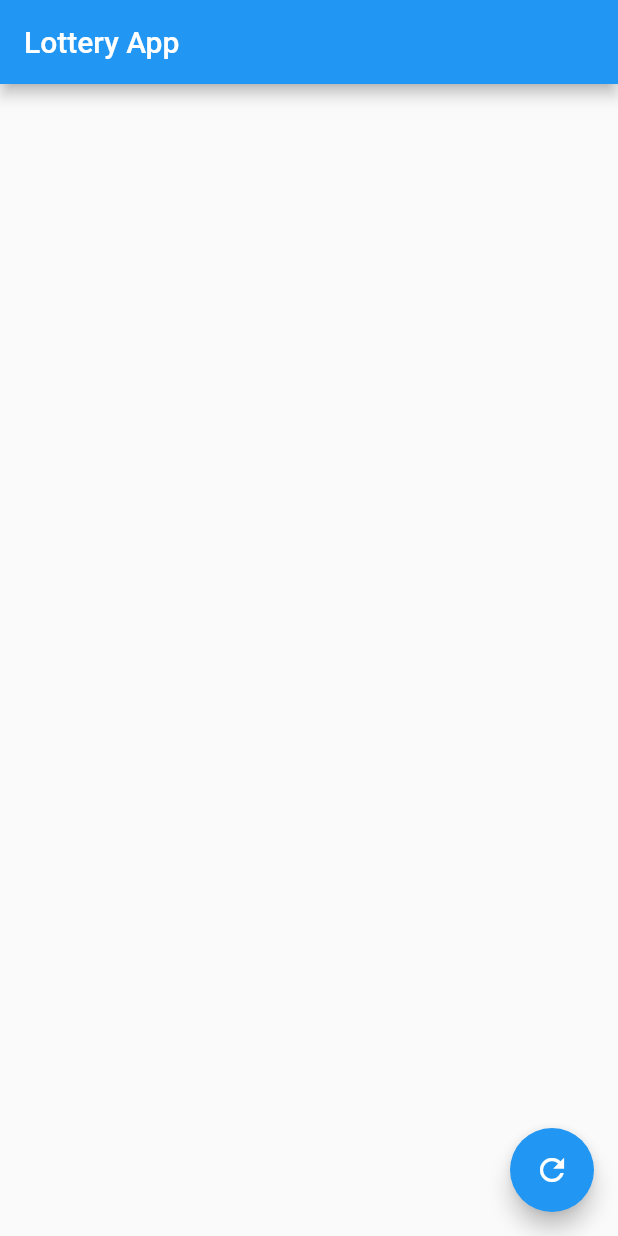
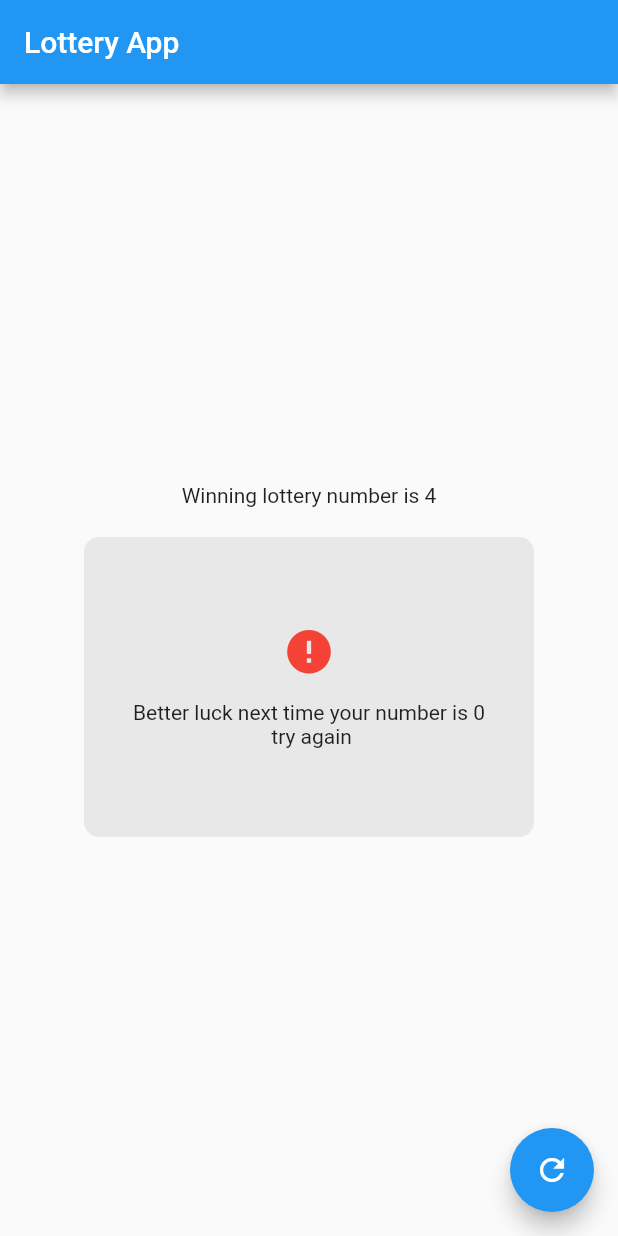
Before and after one commit to MeharFTech/1-Lottery-App-Flutter, a Flutter app: the screen it shows after launch, after a tap on the "refresh" icon, on a phone screen of 412 x 824 dp. Run offline on Flutter 3.47's test engine with Material 2 defaults, Android fonts, the phone set to English and light mode, and no system bars.

Commit message:
This is my first Commit

```diff
--- a/lib/main.dart
+++ b/lib/main.dart
@@ -1,4 +1,5 @@
 import 'package:flutter/material.dart';
+import 'dart:math';
 
 void main() {
   runApp(const MyApp());
@@ -12,6 +13,8 @@ class MyApp extends StatefulWidget {
 }
 
 class _MyAppState extends State<MyApp> {
+  Random random = Random();
+  int x = 0;
   @override
   Widget build(BuildContext context) {
     return MaterialApp(
@@ -20,11 +23,66 @@ class _MyAppState extends State<MyApp> {
           title: const Text('Lottery App'),
         ),
         body: Column(
-          children: [],
+          mainAxisAlignment: MainAxisAlignment.center,
+          children: [
+            const Center(child: Text('Winning lottery number is 4')),
+            const SizedBox(
+              height: 20,
+            ),
+            Container(
+              height: 200,
+              width: 300,
+              decoration: BoxDecoration(
+                  color: Colors.grey.withOpacity(.2),
+                  borderRadius: BorderRadius.circular(10)),
+              child: Padding(
+                padding: const EdgeInsets.all(15.0),
+                child: x == 4
+                    ? Column(
+                        mainAxisAlignment: MainAxisAlignment.center,
+                        crossAxisAlignment: CrossAxisAlignment.center,
+                        children: [
+                          const Icon(
+                            Icons.done_all_sharp,
+                            color: Colors.green,
+                            size: 35,
+                          ),
+                          const SizedBox(
+                            height: 15,
+                          ),
+                          Text(
+                            'Congratulations You won the lottery your number is $x\n',
+                            textAlign: TextAlign.center,
+                          ),
+                        ],
+                      )
+                    : Column(
+                        mainAxisAlignment: MainAxisAlignment.center,
+                        crossAxisAlignment: CrossAxisAlignment.center,
+                        children: [
+                          const Icon(
+                            Icons.error,
+                            color: Colors.red,
+                            size: 35,
+                          ),
+                          const SizedBox(
+                            height: 15,
+                          ),
+                          Text(
+                            'Better luck next time your number is $x \n try again',
+                            textAlign: TextAlign.center,
+                          ),
+                        ],
+                      ),
+              ),
+            ),
+          ],
         ),
         floatingActionButton: FloatingActionButton(
           onPressed: () {
-            print('Tap');
+            x = random.nextInt(10);
+            print(x);
+            setState(() {});
           },
           child: const Icon(Icons.refresh),
         ),
```
